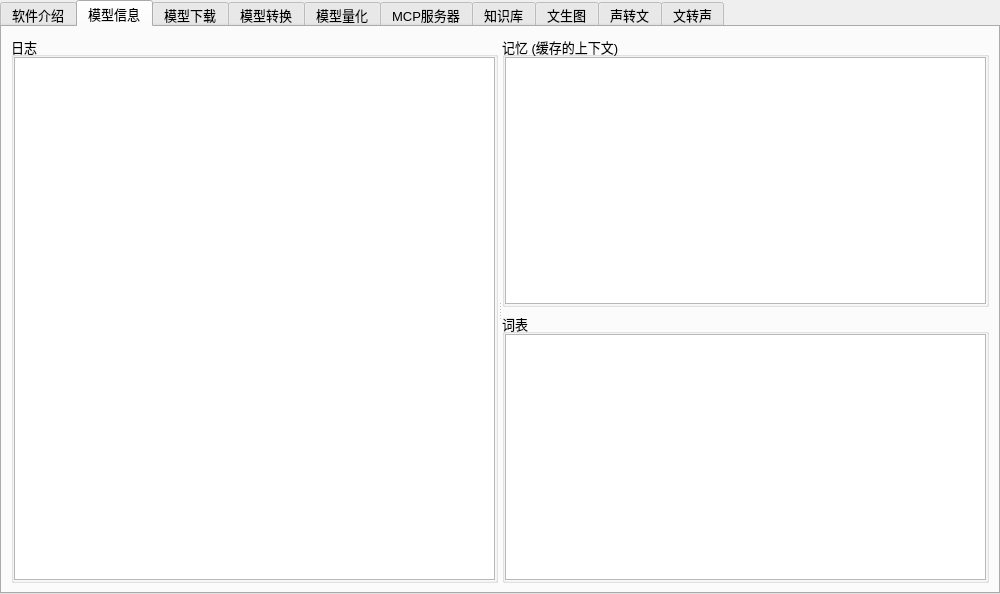
This is src/expend/expend.ui in ylsdamxssjxxdd/eva as Qt 5 draws it before an edit. The edited form follows.
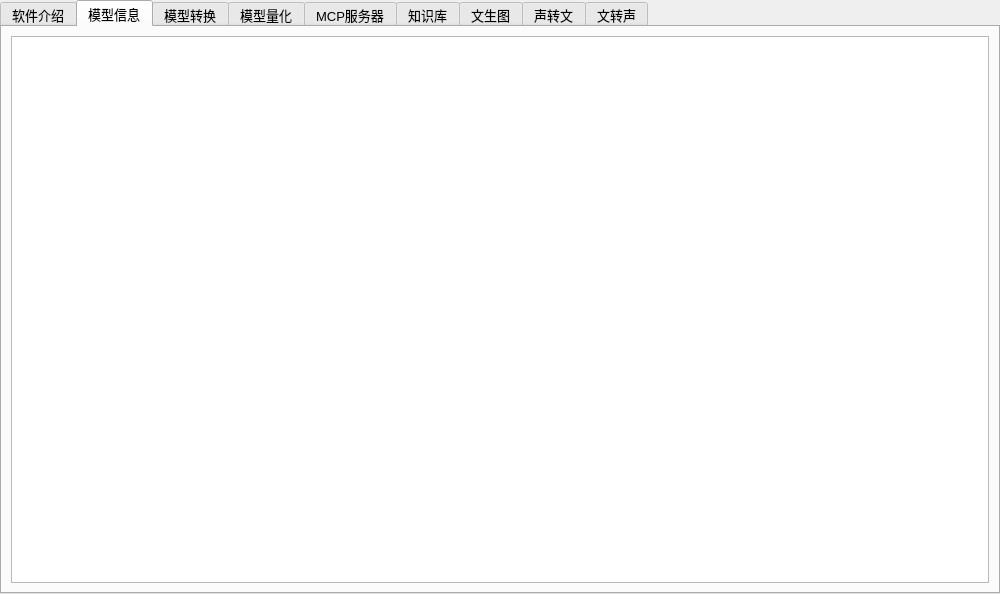
This is the edited form. The open tabs and pages were chosen to show the change. Custom widgets are drawn as their Qt base class.

Commit message: 去除模型下载选项卡

Patch:
```diff
--- a/src/expend/expend.ui
+++ b/src/expend/expend.ui
@@ -79,155 +79,26 @@
       </attribute>
       <layout class="QHBoxLayout" name="horizontalLayout_39">
        <item>
-        <widget class="QSplitter" name="splitter">
-         <property name="orientation">
-          <enum>Qt::Horizontal</enum>
+        <widget class="CustomQPlainTextEdit" name="modellog_card">
+         <property name="font">
+          <font>
+           <family>Arial</family>
+           <pointsize>9</pointsize>
+          </font>
          </property>
-         <widget class="QGroupBox" name="modellog_groupBox">
-          <property name="title">
-           <string>日志</string>
-          </property>
-          <layout class="QVBoxLayout" name="verticalLayout_18">
-           <property name="spacing">
-            <number>0</number>
-           </property>
-           <property name="leftMargin">
-            <number>0</number>
-           </property>
-           <property name="topMargin">
-            <number>0</number>
-           </property>
-           <property name="rightMargin">
-            <number>0</number>
-           </property>
-           <property name="bottomMargin">
-            <number>0</number>
-           </property>
-           <item>
-            <widget class="CustomQPlainTextEdit" name="modellog_card">
-             <property name="font">
-              <font>
-               <family>Arial</family>
-               <pointsize>9</pointsize>
-              </font>
-             </property>
-             <property name="lineWidth">
-              <number>0</number>
-             </property>
-             <property name="plainText">
-              <string/>
-             </property>
-             <property name="placeholderText">
-              <string>装载模型后查看</string>
-             </property>
-            </widget>
-           </item>
-          </layout>
-         </widget>
-         <widget class="QWidget" name="verticalLayoutWidget">
-          <layout class="QVBoxLayout" name="verticalLayout_17">
-           <item>
-            <widget class="QGroupBox" name="brain_groupBox">
-             <property name="maximumSize">
-              <size>
-               <width>16777215</width>
-               <height>16777215</height>
-              </size>
-             </property>
-             <property name="title">
-              <string>记忆 (缓存的上下文)</string>
-             </property>
-             <layout class="QVBoxLayout" name="verticalLayout_3">
-              <property name="spacing">
-               <number>0</number>
-              </property>
-              <property name="leftMargin">
-               <number>0</number>
-              </property>
-              <property name="topMargin">
-               <number>0</number>
-              </property>
-              <property name="rightMargin">
-               <number>0</number>
-              </property>
-              <property name="bottomMargin">
-               <number>0</number>
-              </property>
-              <item>
-               <widget class="QTableWidget" name="brain_tableWidget">
-                <property name="font">
-                 <font>
-                  <family>Arial</family>
-                  <pointsize>9</pointsize>
-                 </font>
-                </property>
-                <property name="lineWidth">
-                 <number>0</number>
-                </property>
-               </widget>
-              </item>
-             </layout>
-            </widget>
-           </item>
-           <item>
-            <widget class="QGroupBox" name="vocab_groupBox">
-             <property name="maximumSize">
-              <size>
-               <width>16777215</width>
-               <height>16777215</height>
-              </size>
-             </property>
-             <property name="title">
-              <string>词表 </string>
-             </property>
-             <layout class="QVBoxLayout" name="verticalLayout_2">
-              <property name="spacing">
-               <number>0</number>
-              </property>
-              <property name="leftMargin">
-               <number>0</number>
-              </property>
-              <property name="topMargin">
-               <number>0</number>
-              </property>
-              <property name="rightMargin">
-               <number>0</number>
-              </property>
-              <property name="bottomMargin">
-               <number>0</number>
-              </property>
-              <item>
-               <widget class="CustomQPlainTextEdit" name="vocab_card">
-                <property name="font">
-                 <font>
-                  <family>Arial</family>
-                  <pointsize>9</pointsize>
-                 </font>
-                </property>
-                <property name="lineWidth">
-                 <number>0</number>
-                </property>
-               </widget>
-              </item>
-             </layout>
-            </widget>
-           </item>
-          </layout>
-         </widget>
+         <property name="lineWidth">
+          <number>0</number>
+         </property>
+         <property name="plainText">
+          <string/>
+         </property>
+         <property name="placeholderText">
+          <string>装载模型后查看</string>
+         </property>
         </widget>
        </item>
       </layout>
      </widget>
-     <widget class="QWidget" name="tab">
-      <attribute name="title">
-       <string>模型下载</string>
-      </attribute>
-      <layout class="QVBoxLayout" name="verticalLayout_21">
-       <item>
-        <widget class="CsvTableWidget" name="model_card" native="true"/>
-       </item>
-      </layout>
-     </widget>
      <widget class="QWidget" name="tab_convert">
       <attribute name="title">
        <string>模型转换</string>
@@ -4663,12 +4534,6 @@
    <header>src/utils/statusindicator.h</header>
    <container>1</container>
   </customwidget>
-  <customwidget>
-   <class>CsvTableWidget</class>
-   <extends>QWidget</extends>
-   <header>src/utils/csvtablewidget.h</header>
-   <container>1</container>
-  </customwidget>
  </customwidgets>
  <resources/>
  <connections/>
```
Left out of the diff: 2 changed lines with no effect on the pictures. The commit also changes 16 other files.
